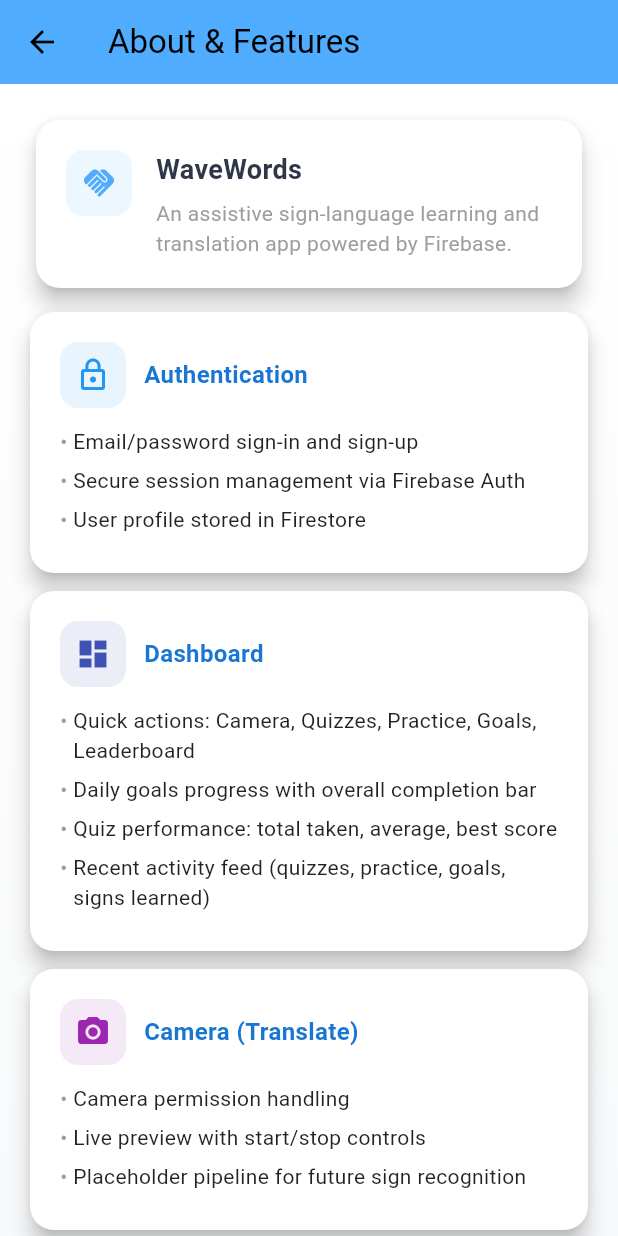
After one commit to nethmalgunawardhana/Hacklite2.0_frontend, a Flutter app: the AboutPage screen opened directly, on a phone screen of 412 x 824 dp. The commit adds this screen. Run offline on Flutter 3.47's test engine with Material 3 defaults, Android fonts, the phone set to English and light mode, and no system bars; our stand-ins replace camera, cloud_firestore, firebase_auth, firebase_core, flutter_svg, permission_handler; accounts and stored records are empty.

Commit message:
Revamp README and add About page for WaveWords app

```diff
--- /dev/null
+++ b/lib/about_page.dart
@@ -0,0 +1,268 @@
+import 'package:flutter/material.dart';
+
+class AboutPage extends StatelessWidget {
+  const AboutPage({super.key});
+
+  @override
+  Widget build(BuildContext context) {
+    return Scaffold(
+      appBar: AppBar(
+        title: const Text('About & Features'),
+        backgroundColor: const Color(0xFF4facfe),
+      ),
+      body: Container(
+        decoration: const BoxDecoration(
+          gradient: LinearGradient(
+            colors: [Colors.white, Color(0xFFF8F9FA)],
+            begin: Alignment.topCenter,
+            end: Alignment.bottomCenter,
+          ),
+        ),
+        child: ListView(
+          padding: const EdgeInsets.all(20),
+          children: const [
+            _Section(
+              title: 'WaveWords',
+              subtitle:
+                  'An assistive sign-language learning and translation app powered by Firebase.',
+              icon: Icons.handshake,
+              color: Color(0xFF4facfe),
+            ),
+            SizedBox(height: 12),
+            _FeatureCard(
+              title: 'Authentication',
+              details: [
+                'Email/password sign-in and sign-up',
+                'Secure session management via Firebase Auth',
+                'User profile stored in Firestore',
+              ],
+              icon: Icons.lock_outline,
+              color: Colors.blue,
+            ),
+            _FeatureCard(
+              title: 'Dashboard',
+              details: [
+                'Quick actions: Camera, Quizzes, Practice, Goals, Leaderboard',
+                'Daily goals progress with overall completion bar',
+                'Quiz performance: total taken, average, best score',
+                'Recent activity feed (quizzes, practice, goals, signs learned)',
+              ],
+              icon: Icons.dashboard,
+              color: Colors.indigo,
+            ),
+            _FeatureCard(
+              title: 'Camera (Translate)',
+              details: [
+                'Camera permission handling',
+                'Live preview with start/stop controls',
+                'Placeholder pipeline for future sign recognition',
+              ],
+              icon: Icons.camera_alt,
+              color: Colors.purple,
+            ),
+            _FeatureCard(
+              title: 'Quizzes',
+              details: [
+                'Dynamic quiz catalog from Firestore',
+                'Per-question feedback and navigation',
+                'Results screen and score persistence',
+                'Scores stored under users/…/quizScores and global leaderboard',
+              ],
+              icon: Icons.quiz,
+              color: Colors.orange,
+            ),
+            _FeatureCard(
+              title: 'Sign Learning',
+              details: [
+                'Curated set of common signs with images',
+                'Track status per sign: Not Started, Learning, Practiced, Mastered',
+                'Practice session time logging',
+                'Progress saved to Firestore and activities timeline',
+              ],
+              icon: Icons.sign_language,
+              color: Colors.teal,
+            ),
+            _FeatureCard(
+              title: 'Daily Goals',
+              details: [
+                'Set targets for signs, practice minutes, quiz count, target score',
+                'Goals persisted to Firestore',
+                'Activity logged when goals updated',
+              ],
+              icon: Icons.flag,
+              color: Colors.green,
+            ),
+            _FeatureCard(
+              title: 'History',
+              details: [
+                'Searchable list with filters (Today, Favorites)',
+                'Mock data layer ready for wiring actual translations',
+                'Favorite, share, delete interactions',
+              ],
+              icon: Icons.history,
+              color: Colors.brown,
+            ),
+            _FeatureCard(
+              title: 'Profile',
+              details: [
+                'Displays user details from Firestore',
+                'Edit profile (name, username, age, gender)',
+                'Support, About & Accessibility entry-points',
+              ],
+              icon: Icons.person_outline,
+              color: Colors.blueGrey,
+            ),
+            SizedBox(height: 16),
+            _Section(
+              title: 'Data Model (Firestore)',
+              subtitle:
+                  'collections: users, user_goals, user_progress, leaderboard, activities, quizzes/(id)/questions',
+              icon: Icons.storage,
+              color: Color(0xFF00c6ff),
+            ),
+            SizedBox(height: 24),
+            _Section(
+              title: 'Roadmap',
+              subtitle:
+                  'Integrate on-device sign recognition, real translation history, ASL dictionary, notifications.',
+              icon: Icons.rocket_launch,
+              color: Color(0xFF7F00FF),
+            ),
+          ],
+        ),
+      ),
+    );
+  }
+}
+
+class _Section extends StatelessWidget {
+  final String title;
+  final String subtitle;
+  final IconData icon;
+  final Color color;
+
+  const _Section({
+    required this.title,
+    required this.subtitle,
+    required this.icon,
+    required this.color,
+  });
+
+  @override
+  Widget build(BuildContext context) {
+    return Card(
+      elevation: 6,
+      shape: RoundedRectangleBorder(borderRadius: BorderRadius.circular(16)),
+      child: Padding(
+        padding: const EdgeInsets.all(20),
+        child: Row(
+          crossAxisAlignment: CrossAxisAlignment.start,
+          children: [
+            Container(
+              padding: const EdgeInsets.all(10),
+              decoration: BoxDecoration(
+                color: color.withOpacity(0.1),
+                borderRadius: BorderRadius.circular(12),
+              ),
+              child: Icon(icon, color: color),
+            ),
+            const SizedBox(width: 16),
+            Expanded(
+              child: Column(
+                crossAxisAlignment: CrossAxisAlignment.start,
+                children: [
+                  Text(
+                    title,
+                    style: const TextStyle(
+                      fontSize: 18,
+                      fontWeight: FontWeight.bold,
+                      color: Color(0xFF2D3748),
+                    ),
+                  ),
+                  const SizedBox(height: 6),
+                  Text(
+                    subtitle,
+                    style: const TextStyle(fontSize: 14, color: Colors.grey),
+                  ),
+                ],
+              ),
+            ),
+          ],
+        ),
+      ),
+    );
+  }
+}
+
+class _FeatureCard extends StatelessWidget {
+  final String title;
+  final List<String> details;
+  final IconData icon;
+  final Color color;
+
+  const _FeatureCard({
+    required this.title,
+    required this.details,
+    required this.icon,
+    required this.color,
+  });
+
+  @override
+  Widget build(BuildContext context) {
+    return Card(
+      elevation: 6,
+      margin: const EdgeInsets.only(bottom: 12),
+      shape: RoundedRectangleBorder(borderRadius: BorderRadius.circular(16)),
+      child: Padding(
+        padding: const EdgeInsets.all(20),
+        child: Column(
+          crossAxisAlignment: CrossAxisAlignment.start,
+          children: [
+            Row(
+              children: [
+                Container(
+                  padding: const EdgeInsets.all(10),
+                  decoration: BoxDecoration(
+                    color: color.withOpacity(0.1),
+                    borderRadius: BorderRadius.circular(12),
+                  ),
+                  child: Icon(icon, color: color),
+                ),
+                const SizedBox(width: 12),
+                Expanded(
+                  child: Text(
+                    title,
+                    style: const TextStyle(
+                      fontSize: 16,
+                      fontWeight: FontWeight.w700,
+                      color: Color(0xFF1976D2),
+                    ),
+                  ),
+                ),
+              ],
+            ),
+            const SizedBox(height: 12),
+            ...details.map((d) => Padding(
+                  padding: const EdgeInsets.only(bottom: 6),
+                  child: Row(
+                    crossAxisAlignment: CrossAxisAlignment.start,
+                    children: [
+                      const Text('• ', style: TextStyle(color: Colors.grey)),
+                      Expanded(
+                        child: Text(
+                          d,
+                          style: const TextStyle(
+                            fontSize: 14,
+                            color: Colors.black87,
+                          ),
+                        ),
+                      ),
+                    ],
+                  ),
+                )),
+          ],
+        ),
+      ),
+    );
+  }
+}
--- a/lib/profile_page.dart
+++ b/lib/profile_page.dart
@@ -1,6 +1,7 @@
 import 'package:flutter/material.dart';
 import 'package:firebase_auth/firebase_auth.dart';
 import 'package:cloud_firestore/cloud_firestore.dart';
+import 'about_page.dart';
 
 class ProfilePage extends StatefulWidget {
   const ProfilePage({super.key});
@@ -197,11 +198,16 @@
                                         () {},
                                       ),
                                       _buildModernMenuItem(
-                                        'About Hacklite 2.0',
-                                        'Learn more about our mission',
+                                        'About & Features',
+                                        'Learn more about this app',
                                         Icons.info_outline,
                                         const Color(0xFF4ECDC4),
-                                        () => _showModernAboutDialog(context),
+                                        () => Navigator.push(
+                                          context,
+                                          MaterialPageRoute(
+                                            builder: (context) => const AboutPage(),
+                                          ),
+                                        ),
                                       ),
                                     ],
                                   ),
@@ -418,7 +424,7 @@
                 ),
                 const SizedBox(height: 16),
                 const Text(
-                  "About Hacklite 2.0",
+                  "About WaveWords",
                   style: TextStyle(
                     fontSize: 24,
                     fontWeight: FontWeight.bold,
@@ -427,7 +433,7 @@
                 ),
                 const SizedBox(height: 12),
                 const Text(
-                  "Hacklite 2.0 is an innovative sign language translation app bridging communication gaps.",
+                  "WaveWords is an innovative sign language translation app bridging communication gaps.",
                   textAlign: TextAlign.center,
                   style: TextStyle(fontSize: 16, color: Color(0xFF42A5F5)),
                 ),
```
Also changed, not shown: 1 other file.
